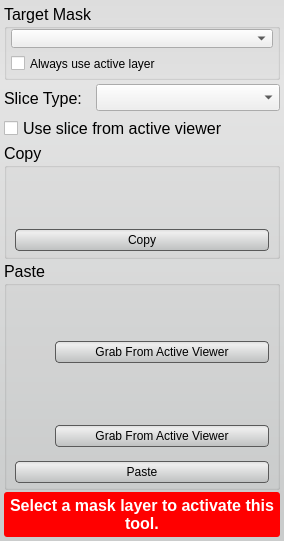
The window that src/Interface/ToolInterface/ClipboardToolInterface.ui (jessdtate/Seg3D) describes before a commit, drawn with Qt 5.
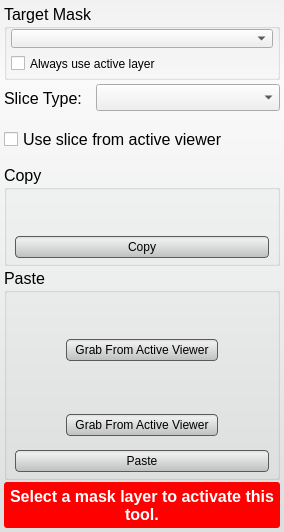
The same window after the commit. Custom widgets are drawn as their Qt base class.

Commit message: ui updates. updated all the slider combos to use their descriptions rather than having to have separate labels describing their function.

```diff
--- a/src/Interface/ToolInterface/ClipboardToolInterface.ui
+++ b/src/Interface/ToolInterface/ClipboardToolInterface.ui
@@ -21,12 +21,14 @@
   <property name="styleSheet">
    <string notr="true">QWidget#ClipboardToolInterface{
 	border-radius: 3px;
-	background-color: qlineargradient(spread:pad, x1:0.5, y1:0, x2:0.5, y2:0.960227, stop:0 rgba(221, 221, 221, 255), stop:0.155779 rgba(228, 228, 228, 255), stop:1 rgba(202, 204, 204, 255));      
+	background-color: qlineargradient(spread:pad, x1:0.5, y1:0, x2:0.5, y2:0.960227, stop:0 rgba(241, 241, 241, 255), stop:0.155779 rgba(250, 250, 250, 255), stop:1 rgba(222, 224, 224, 255));      
 }
 
 
 QPushButton{
 	background-color: qlineargradient(spread:pad, x1:0.5, y1:0, x2:0.5, y2:0.960227, stop:0 rgba(221, 221, 221, 255), stop:0.155779 rgba(238, 238, 238, 255), stop:1 rgba(192, 194, 194, 255));
+	padding-left: 8px;
+	padding-right: 8px;
 	border-radius: 4px;
 	border: 1px solid rgb(90, 90, 90);
 	margin:4px;
@@ -161,6 +163,9 @@
    <item>
     <widget class="QWidget" name="widget_7" native="true">
      <layout class="QHBoxLayout" name="horizontalLayout">
+      <property name="spacing">
+       <number>0</number>
+      </property>
       <property name="margin">
        <number>0</number>
       </property>
@@ -209,7 +214,7 @@
            <property name="minimumSize">
             <size>
              <width>0</width>
-             <height>50</height>
+             <height>35</height>
             </size>
            </property>
           </widget>
@@ -292,7 +297,7 @@
         <property name="minimumSize">
          <size>
           <width>0</width>
-          <height>50</height>
+          <height>35</height>
          </size>
         </property>
        </widget>
@@ -311,25 +316,18 @@
           <height>32</height>
          </size>
         </property>
-        <layout class="QHBoxLayout" name="horizontalLayout_8" stretch="0,3">
+        <layout class="QHBoxLayout" name="horizontalLayout_8" stretch="3">
          <property name="margin">
           <number>0</number>
          </property>
-         <item>
-          <spacer name="horizontalSpacer">
-           <property name="orientation">
-            <enum>Qt::Horizontal</enum>
-           </property>
-           <property name="sizeHint" stdset="0">
-            <size>
-             <width>40</width>
-             <height>20</height>
-            </size>
-           </property>
-          </spacer>
-         </item>
          <item>
           <widget class="QPushButton" name="grab_min_slice_button_">
+           <property name="sizePolicy">
+            <sizepolicy hsizetype="Fixed" vsizetype="Fixed">
+             <horstretch>0</horstretch>
+             <verstretch>0</verstretch>
+            </sizepolicy>
+           </property>
            <property name="minimumSize">
             <size>
              <width>0</width>
@@ -349,7 +347,7 @@
         <property name="minimumSize">
          <size>
           <width>0</width>
-          <height>50</height>
+          <height>35</height>
          </size>
         </property>
        </widget>
@@ -362,25 +360,18 @@
           <height>32</height>
          </size>
         </property>
-        <layout class="QHBoxLayout" name="horizontalLayout_6" stretch="0,3">
+        <layout class="QHBoxLayout" name="horizontalLayout_6" stretch="3">
          <property name="margin">
           <number>0</number>
          </property>
-         <item>
-          <spacer name="horizontalSpacer_2">
-           <property name="orientation">
-            <enum>Qt::Horizontal</enum>
-           </property>
-           <property name="sizeHint" stdset="0">
-            <size>
-             <width>40</width>
-             <height>20</height>
-            </size>
-           </property>
-          </spacer>
-         </item>
          <item>
           <widget class="QPushButton" name="grab_max_slice_button_">
+           <property name="sizePolicy">
+            <sizepolicy hsizetype="Fixed" vsizetype="Fixed">
+             <horstretch>0</horstretch>
+             <verstretch>0</verstretch>
+            </sizepolicy>
+           </property>
            <property name="minimumSize">
             <size>
              <width>0</width>
@@ -480,17 +471,17 @@
   </layout>
  </widget>
  <customwidgets>
+  <customwidget>
+   <class>QtUtils::QtDropableComboBox</class>
+   <extends>QComboBox</extends>
+   <header location="global">QtUtils/Widgets/QtDropableComboBox.h</header>
+  </customwidget>
   <customwidget>
    <class>QtUtils::QtSliderIntCombo</class>
    <extends>QWidget</extends>
    <header location="global">QtUtils/Widgets/QtSliderIntCombo.h</header>
    <container>1</container>
   </customwidget>
-  <customwidget>
-   <class>QtUtils::QtDropableComboBox</class>
-   <extends>QComboBox</extends>
-   <header location="global">QtUtils/Widgets/QtDropableComboBox.h</header>
-  </customwidget>
  </customwidgets>
  <resources/>
  <connections>
```
Left out of the diff: 19 changed lines with no effect on the pictures. The commit also changes 49 other files.
